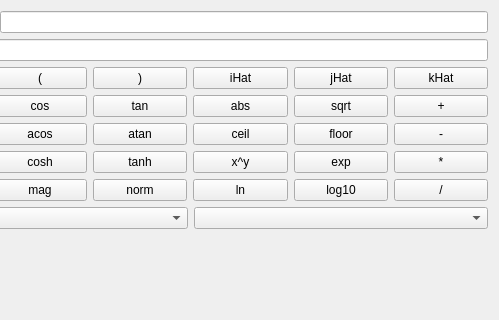
Before: the Qt Designer form Code/GraphicsAnalyse/calfilterpropform.ui in DISOGitHub/FastCAE_Linux, drawn with Qt 5; both pictures show x 118 to 617 and y 0 to 320 of the 617 by 429 pixel window.
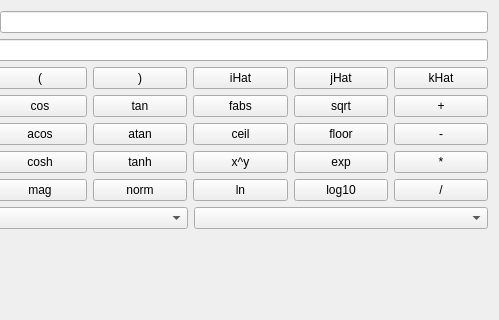
After: the same form once the commit is applied.

```diff
--- a/Code/GraphicsAnalyse/calfilterpropform.ui
+++ b/Code/GraphicsAnalyse/calfilterpropform.ui
@@ -99,7 +99,7 @@
      <item row="1" column="3">
       <widget class="QPushButton" name="abs_pushButton">
        <property name="text">
-        <string>abs</string>
+        <string>fabs</string>
        </property>
       </widget>
      </item>
```
